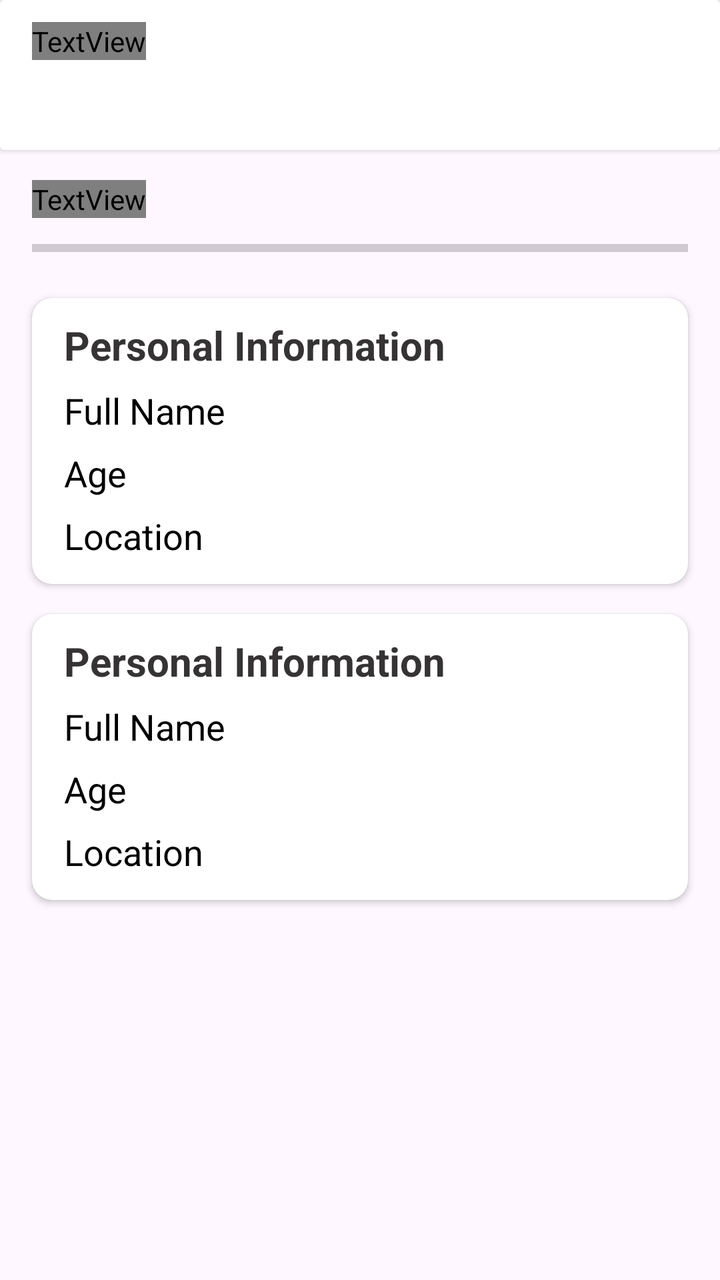
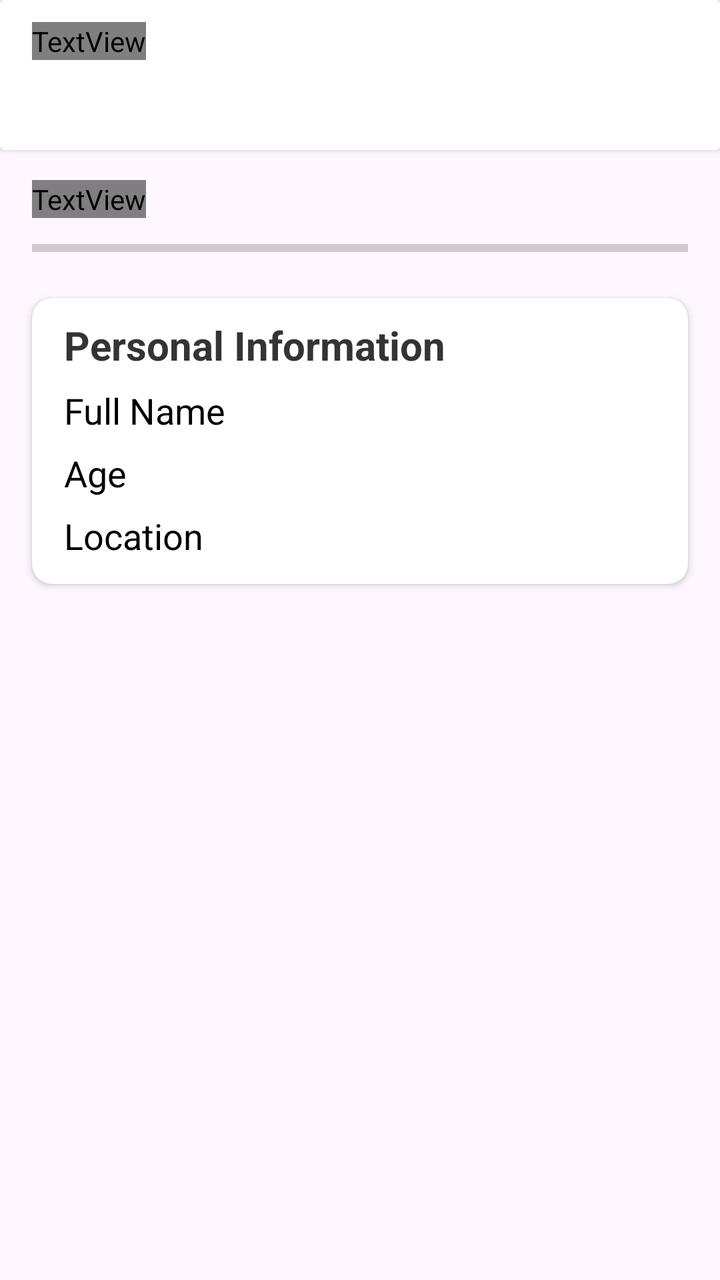

Compare the two renders of this Android layout. The source of the first and the diff that turns it into the second are given below.
<!-- AndroidManifest.xml: application theme Theme.FutureFit -->
<!-- res/layout/activity_profile_status.xml -->
<?xml version="1.0" encoding="utf-8"?>
<LinearLayout xmlns:android="http://schemas.android.com/apk/res/android"
    xmlns:app="http://schemas.android.com/apk/res-auto"
    xmlns:tools="http://schemas.android.com/tools"
    android:id="@+id/main"
    android:orientation="vertical"
    android:backgroundTint="@color/Royalwhite"
    android:layout_width="match_parent"
    android:layout_height="match_parent"
    tools:context=".ProfileStatus">

    <androidx.cardview.widget.CardView
        android:layout_width="match_parent"
        android:layout_height="75dp"
        android:elevation="15dp">
        <TextView
            android:layout_width="wrap_content"
            android:layout_height="wrap_content"
            android:text="Profile Status"
            android:textSize="28dp"
            android:textColor="@color/textcolor"
            android:textStyle="bold"
            android:fontFamily="@font/ar_one_sans"
            android:layout_marginTop="11dp"
            android:layout_marginStart="16dp"/>
    </androidx.cardview.widget.CardView>

    <TextView
        android:layout_width="wrap_content"
        android:layout_height="wrap_content"
        android:text="Profile Completion"
        android:textStyle="bold"
        android:layout_marginTop="15dp"
        android:textSize="31dp"
        android:textColor="@color/black"
        android:fontFamily="@font/ar_one_sans"
        android:layout_marginStart="16dp"/>

    <ProgressBar
        android:id="@+id/progressBar"
        style="?android:attr/progressBarStyleHorizontal"
        android:layout_width="match_parent"
        android:layout_height="20dp"
        android:layout_marginTop="5dp"
        android:layout_marginHorizontal="16dp"/>

    <androidx.cardview.widget.CardView
        android:layout_width="match_parent"
        android:layout_height="wrap_content"
        android:layout_marginHorizontal="16dp"
        app:cardCornerRadius="10dp"
        android:layout_marginTop="15dp">
        <LinearLayout
            android:layout_width="match_parent"
            android:layout_height="match_parent"
            android:orientation="vertical">
            <TextView
                android:layout_width="wrap_content"
                android:layout_height="wrap_content"
                android:text="Personal Information"
                android:textColor="@color/textcolor"
                android:textSize="20dp"
                android:textStyle="bold"
                android:layout_marginTop="10dp"
                android:layout_marginStart="16dp"/>
            <LinearLayout
                android:layout_width="match_parent"
                android:layout_height="wrap_content"
                android:orientation="horizontal"
                android:layout_marginTop="7dp">
                <TextView
                    android:layout_width="wrap_content"
                    android:layout_height="wrap_content"
                    android:text="Full Name"
                    android:textSize="18dp"
                    android:textColor="@color/black"
                    android:paddingStart="16dp"
                    android:layout_gravity="center_vertical"/>
                <ImageView
                    android:id="@+id/dcbName"
                    android:layout_width="24dp"
                    android:layout_height="24dp"
                    android:layout_marginLeft="245dp"
                    android:layout_gravity="center_vertical"
                    android:src="@drawable/baseline_check_box_24"/>
            </LinearLayout>
            <LinearLayout
                android:layout_width="match_parent"
                android:layout_height="wrap_content"
                android:orientation="horizontal"
                android:layout_marginTop="7dp">
                <TextView
                    android:layout_width="wrap_content"
                    android:layout_height="wrap_content"
                    android:text="Age"
                    android:textSize="18dp"
                    android:paddingStart="16dp"
                    android:textColor="@color/black"
                    android:layout_gravity="center_vertical"/>
                <ImageView
                    android:id="@+id/dcbAge"
                    android:layout_width="24dp"
                    android:layout_height="24dp"
                    android:layout_marginLeft="295dp"
                    android:layout_gravity="center_vertical"
                    android:src="@drawable/baseline_check_box_24"/>
            </LinearLayout>
            <LinearLayout
                android:layout_width="match_parent"
                android:layout_height="wrap_content"
                android:orientation="horizontal"
                android:layout_marginBottom="12dp"
                android:layout_marginTop="7dp">
                <TextView
                    android:layout_width="wrap_content"
                    android:layout_height="wrap_content"
                    android:text="Location"
                    android:textSize="18dp"
                    android:paddingStart="16dp"
                    android:textColor="@color/black"
                    android:layout_gravity="center_vertical"/>
                <ImageView
                    android:id="@+id/dcbLocation"
                    android:layout_width="24dp"
                    android:layout_height="24dp"
                    android:layout_marginLeft="257dp"
                    android:layout_gravity="center_vertical"
                    android:src="@drawable/baseline_check_box_24"/>
            </LinearLayout>
        </LinearLayout>
    </androidx.cardview.widget.CardView>



    <androidx.cardview.widget.CardView
        android:layout_width="match_parent"
        android:layout_height="wrap_content"
        android:layout_marginHorizontal="16dp"
        app:cardCornerRadius="10dp"
        android:layout_marginTop="15dp">
        <LinearLayout
            android:layout_width="match_parent"
            android:layout_height="match_parent"
            android:orientation="vertical">
            <TextView
                android:layout_width="wrap_content"
                android:layout_height="wrap_content"
                android:text="Personal Information"
                android:textColor="@color/textcolor"
                android:textSize="20dp"
                android:textStyle="bold"
                android:layout_marginTop="10dp"
                android:layout_marginStart="16dp"/>
            <LinearLayout
                android:layout_width="match_parent"
                android:layout_height="wrap_content"
                android:orientation="horizontal"
                android:layout_marginTop="7dp">
                <TextView
                    android:layout_width="wrap_content"
                    android:layout_height="wrap_content"
                    android:text="Full Name"
                    android:textSize="18dp"
                    android:textColor="@color/black"
                    android:paddingStart="16dp"
                    android:layout_gravity="center_vertical"/>
                <ImageView
                    android:id="@+id/dcbName"
                    android:layout_width="24dp"
                    android:layout_height="24dp"
                    android:layout_marginLeft="245dp"
                    android:layout_gravity="center_vertical"
                    android:src="@drawable/baseline_check_box_24"/>
            </LinearLayout>
            <LinearLayout
                android:layout_width="match_parent"
                android:layout_height="wrap_content"
                android:orientation="horizontal"
                android:layout_marginTop="7dp">
                <TextView
                    android:layout_width="wrap_content"
                    android:layout_height="wrap_content"
                    android:text="Age"
                    android:textSize="18dp"
                    android:paddingStart="16dp"
                    android:textColor="@color/black"
                    android:layout_gravity="center_vertical"/>
                <ImageView
                    android:id="@+id/dcbAge"
                    android:layout_width="24dp"
                    android:layout_height="24dp"
                    android:layout_marginLeft="295dp"
                    android:layout_gravity="center_vertical"
                    android:src="@drawable/baseline_check_box_24"/>
            </LinearLayout>
            <LinearLayout
                android:layout_width="match_parent"
                android:layout_height="wrap_content"
                android:orientation="horizontal"
                android:layout_marginBottom="12dp"
                android:layout_marginTop="7dp">
                <TextView
                    android:layout_width="wrap_content"
                    android:layout_height="wrap_content"
                    android:text="Location"
                    android:textSize="18dp"
                    android:paddingStart="16dp"
                    android:textColor="@color/black"
                    android:layout_gravity="center_vertical"/>
                <ImageView
                    android:id="@+id/dcbLocation"
                    android:layout_width="24dp"
                    android:layout_height="24dp"
                    android:layout_marginLeft="257dp"
                    android:layout_gravity="center_vertical"
                    android:src="@drawable/baseline_check_box_24"/>
            </LinearLayout>
        </LinearLayout>
    </androidx.cardview.widget.CardView>










</LinearLayout>
<!-- resources referenced by this layout -->
<resources>
  <color name="Royalwhite">#f5f5f5</color>
  <color name="black">#FF000000</color>
  <color name="textcolor">#353333</color>
  <!-- drawable baseline_check_box_24 (drawable) -->
  <vector xmlns:android="http://schemas.android.com/apk/res/android" android:height="35dp" android:tint="#10B880" android:viewportHeight="24" android:viewportWidth="24" android:width="35dp">
        
      <path android:fillColor="@android:color/white" android:pathData="M19,3L5,3c-1.11,0 -2,0.9 -2,2v14c0,1.1 0.89,2 2,2h14c1.11,0 2,-0.9 2,-2L21,5c0,-1.1 -0.89,-2 -2,-2zM10,17l-5,-5 1.41,-1.41L10,14.17l7.59,-7.59L19,8l-9,9z"/>
      
  </vector>
  <style name="Theme.FutureFit" parent="Base.Theme.FutureFit" />
  <style name="Base.Theme.FutureFit" parent="Theme.Material3.DayNight.NoActionBar">
          
          
      </style>
</resources>

<!-- the commit's change to res/layout/activity_profile_status.xml (unified diff, before → after) -->
@@ -137,86 +137,7 @@
         android:layout_height="wrap_content"
         android:layout_marginHorizontal="16dp"
         app:cardCornerRadius="10dp"
-        android:layout_marginTop="15dp">
-        <LinearLayout
-            android:layout_width="match_parent"
-            android:layout_height="match_parent"
-            android:orientation="vertical">
-            <TextView
-                android:layout_width="wrap_content"
-                android:layout_height="wrap_content"
-                android:text="Personal Information"
-                android:textColor="@color/textcolor"
-                android:textSize="20dp"
-                android:textStyle="bold"
-                android:layout_marginTop="10dp"
-                android:layout_marginStart="16dp"/>
-            <LinearLayout
-                android:layout_width="match_parent"
-                android:layout_height="wrap_content"
-                android:orientation="horizontal"
-                android:layout_marginTop="7dp">
-                <TextView
-                    android:layout_width="wrap_content"
-                    android:layout_height="wrap_content"
-                    android:text="Full Name"
-                    android:textSize="18dp"
-                    android:textColor="@color/black"
-                    android:paddingStart="16dp"
-                    android:layout_gravity="center_vertical"/>
-                <ImageView
-                    android:id="@+id/dcbName"
-                    android:layout_width="24dp"
-                    android:layout_height="24dp"
-                    android:layout_marginLeft="245dp"
-                    android:layout_gravity="center_vertical"
-                    android:src="@drawable/baseline_check_box_24"/>
-            </LinearLayout>
-            <LinearLayout
-                android:layout_width="match_parent"
-                android:layout_height="wrap_content"
-                android:orientation="horizontal"
-                android:layout_marginTop="7dp">
-                <TextView
-                    android:layout_width="wrap_content"
-                    android:layout_height="wrap_content"
-                    android:text="Age"
-                    android:textSize="18dp"
-                    android:paddingStart="16dp"
-                    android:textColor="@color/black"
-                    android:layout_gravity="center_vertical"/>
-                <ImageView
-                    android:id="@+id/dcbAge"
-                    android:layout_width="24dp"
-                    android:layout_height="24dp"
-                    android:layout_marginLeft="295dp"
-                    android:layout_gravity="center_vertical"
-                    android:src="@drawable/baseline_check_box_24"/>
-            </LinearLayout>
-            <LinearLayout
-                android:layout_width="match_parent"
-                android:layout_height="wrap_content"
-                android:orientation="horizontal"
-                android:layout_marginBottom="12dp"
-                android:layout_marginTop="7dp">
-                <TextView
-                    android:layout_width="wrap_content"
-                    android:layout_height="wrap_content"
-                    android:text="Location"
-                    android:textSize="18dp"
-                    android:paddingStart="16dp"
-                    android:textColor="@color/black"
-                    android:layout_gravity="center_vertical"/>
-                <ImageView
-                    android:id="@+id/dcbLocation"
-                    android:layout_width="24dp"
-                    android:layout_height="24dp"
-                    android:layout_marginLeft="257dp"
-                    android:layout_gravity="center_vertical"
-                    android:src="@drawable/baseline_check_box_24"/>
-            </LinearLayout>
-        </LinearLayout>
-    </androidx.cardview.widget.CardView>
+        android:layout_marginTop="15dp"/>
 
 
 
